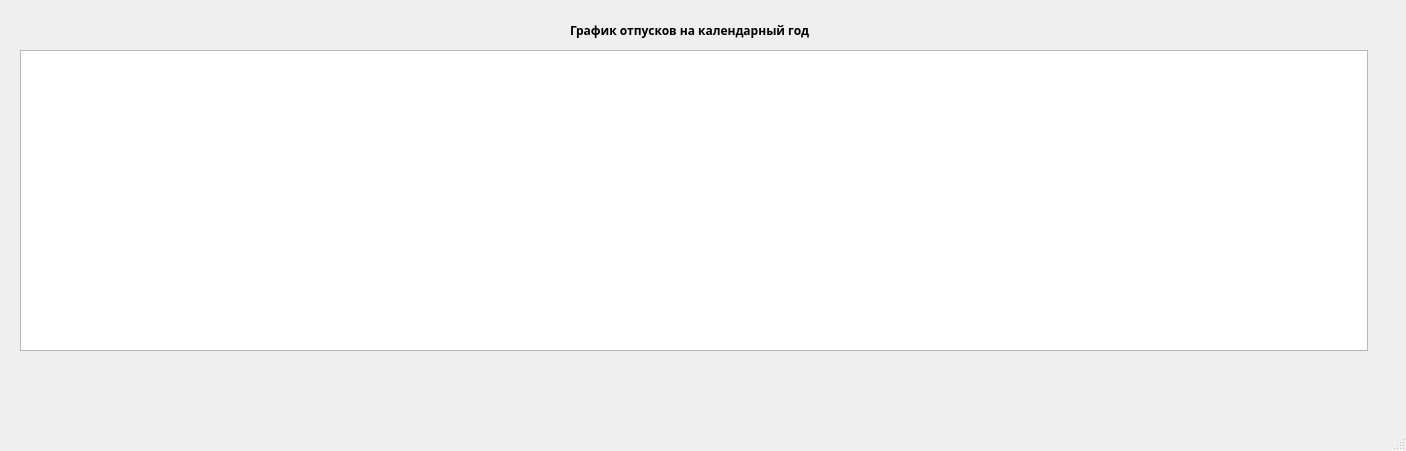
Dmitriy-M1319/VacationCalendar, file VacationCalendar/mainwindow.ui: the form before one commit.
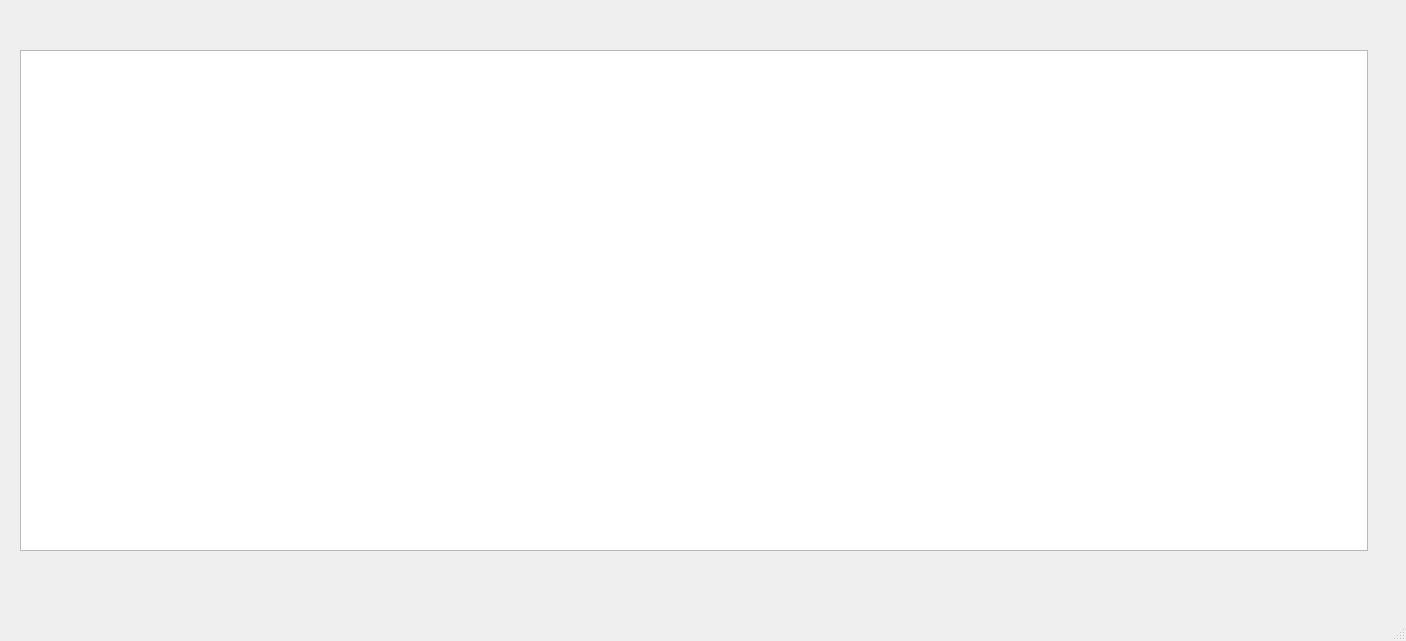
The form after the commit.

The edit to the form file:
```diff
--- a/VacationCalendar/mainwindow.ui
+++ b/VacationCalendar/mainwindow.ui
@@ -7,42 +7,25 @@
     <x>0</x>
     <y>0</y>
     <width>1406</width>
-    <height>451</height>
+    <height>641</height>
    </rect>
   </property>
   <property name="windowTitle">
    <string>MainWindow</string>
   </property>
   <widget class="QWidget" name="centralwidget">
-   <widget class="QLabel" name="label">
-    <property name="geometry">
-     <rect>
-      <x>570</x>
-      <y>20</y>
-      <width>331</width>
-      <height>20</height>
-     </rect>
-    </property>
-    <property name="font">
-     <font>
-      <family>Montserrat</family>
-      <weight>75</weight>
-      <bold>true</bold>
-     </font>
-    </property>
-    <property name="text">
-     <string>График отпусков на календарный год</string>
-    </property>
-   </widget>
    <widget class="QGraphicsView" name="graphicsView">
     <property name="geometry">
      <rect>
       <x>20</x>
       <y>50</y>
       <width>1348</width>
-      <height>301</height>
+      <height>501</height>
      </rect>
     </property>
+    <property name="verticalScrollBarPolicy">
+     <enum>Qt::ScrollBarAlwaysOff</enum>
+    </property>
     <property name="sceneRect">
      <rectf>
       <x>0.000000000000000</x>
@@ -58,9 +41,9 @@
    <widget class="QWidget" name="horizontalLayoutWidget">
     <property name="geometry">
      <rect>
-      <x>290</x>
-      <y>350</y>
-      <width>1071</width>
+      <x>280</x>
+      <y>550</y>
+      <width>1081</width>
       <height>31</height>
      </rect>
     </property>
```
